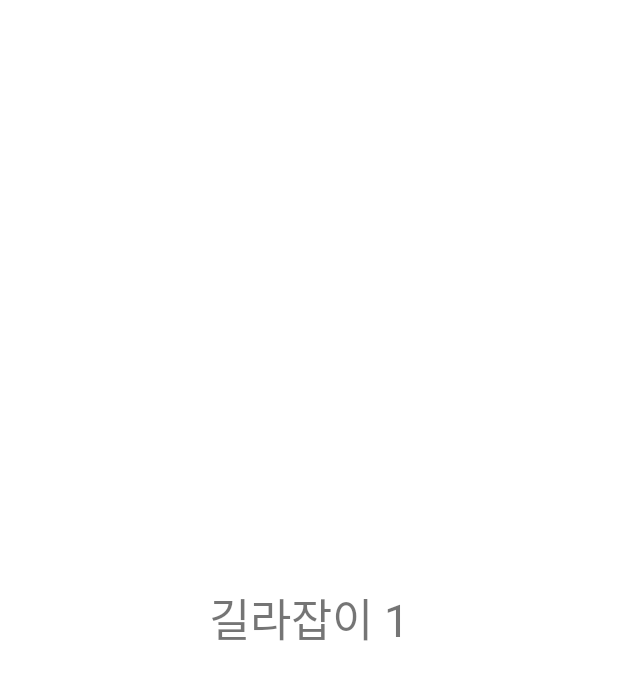
After one commit to wjddngus1023/COMIT, an Android app: the Guide_frag_1 screen opened directly, with no data from a screen before it, on a phone screen of 412 x 824 dp. The commit adds this screen. Shown: the top 680 px of the screen. Run offline under Robolectric (Android 15) with nearby library versions, the phone set to English and light mode, and no system bars.

Commit message:
길라잡이 프래그이동 구현(0526)

```diff
--- /dev/null
+++ b/app/src/main/java/com/example/comit/Guide/Guide_frag_1.java
@@ -0,0 +1,29 @@
+package com.example.comit.Guide;
+
+import android.os.Bundle;
+import android.view.WindowManager;
+
+import androidx.annotation.Nullable;
+import androidx.appcompat.app.ActionBar;
+import androidx.appcompat.app.AppCompatActivity;
+
+import com.example.comit.R;
+
+public class Guide_frag_1 extends AppCompatActivity {
+
+    @Override
+    protected void onCreate(@Nullable @org.jetbrains.annotations.Nullable Bundle savedInstanceState) {
+        super.onCreate(savedInstanceState);
+        setContentView(R.layout.guide_1);
+
+        getWindow().setFlags(
+                WindowManager.LayoutParams.FLAG_FULLSCREEN,
+                WindowManager.LayoutParams.FLAG_FULLSCREEN
+        );
+        // 상태바 제거
+
+        ActionBar actionBar = getSupportActionBar();
+        actionBar.hide();
+        //상단바 제거
+    }
+}
--- /dev/null
+++ b/app/src/main/res/layout/guide_1.xml
@@ -0,0 +1,16 @@
+<?xml version="1.0" encoding="utf-8"?>
+<LinearLayout xmlns:android="http://schemas.android.com/apk/res/android"
+    xmlns:app="http://schemas.android.com/apk/res-auto"
+    xmlns:tools="http://schemas.android.com/tools"
+    android:layout_width="match_parent"
+    android:orientation="vertical"
+    android:gravity="center"
+    android:layout_height="match_parent">
+
+    <TextView
+        android:layout_width="wrap_content"
+        android:layout_height="wrap_content"
+        android:text="길라잡이 1"
+        android:textSize="30dp"/>
+
+</LinearLayout>
```
Also changed, not shown: app/src/main/AndroidManifest.xml (+10 -0 lines), app/src/main/java/com/example/comit/Guide/GuideActivity.java (+14 -7 lines).
